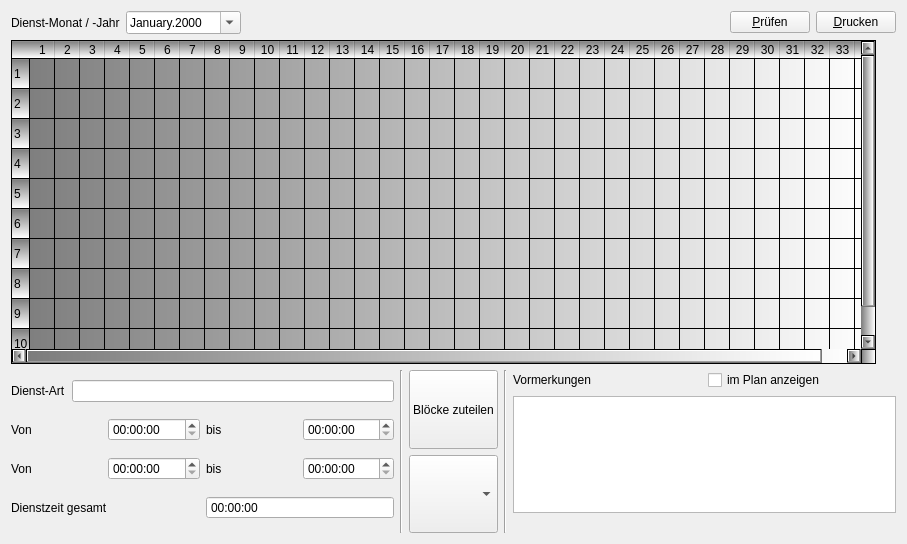
Old version of the form crosterwindow.ui in the repository joergpauly/megaroster.
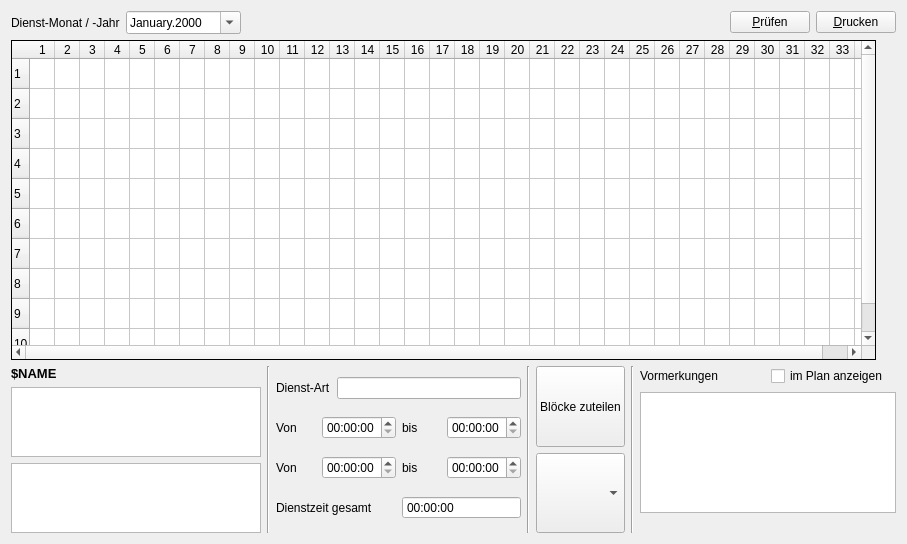
New version of the form.

What changed in the file:
```diff
--- a/crosterwindow.ui
+++ b/crosterwindow.ui
@@ -73,7 +73,7 @@
      <item>
       <widget class="QTableWidget" name="tbwRoster">
        <property name="styleSheet">
-        <string notr="true">background-color: qlineargradient(spread:pad, x1:0, y1:0, x2:1, y2:0, stop:0 rgba(124, 124, 124, 255), stop:1 rgba(255, 255, 255, 255));</string>
+        <string notr="true"/>
        </property>
        <property name="frameShape">
         <enum>QFrame::Panel</enum>
@@ -159,6 +159,68 @@
    </item>
    <item>
     <layout class="QHBoxLayout" name="horizontalLayout_8">
+     <item>
+      <layout class="QVBoxLayout" name="verticalLayout_6">
+       <item>
+        <widget class="QLabel" name="lblName">
+         <property name="font">
+          <font>
+           <pointsize>10</pointsize>
+           <weight>75</weight>
+           <bold>true</bold>
+           <kerning>true</kerning>
+          </font>
+         </property>
+         <property name="text">
+          <string>&lt;html&gt;&lt;head/&gt;&lt;body&gt;&lt;p&gt;$NAME&lt;/p&gt;&lt;/body&gt;&lt;/html&gt;</string>
+         </property>
+        </widget>
+       </item>
+       <item>
+        <layout class="QHBoxLayout" name="horizontalLayout_9">
+         <item>
+          <widget class="QTableWidget" name="tableWidget">
+           <property name="sizePolicy">
+            <sizepolicy hsizetype="Maximum" vsizetype="Maximum">
+             <horstretch>0</horstretch>
+             <verstretch>0</verstretch>
+            </sizepolicy>
+           </property>
+           <property name="maximumSize">
+            <size>
+             <width>250</width>
+             <height>80</height>
+            </size>
+           </property>
+          </widget>
+         </item>
+        </layout>
+       </item>
+       <item>
+        <widget class="QTableWidget" name="tableWidget_2">
+         <property name="sizePolicy">
+          <sizepolicy hsizetype="Maximum" vsizetype="Maximum">
+           <horstretch>0</horstretch>
+           <verstretch>0</verstretch>
+          </sizepolicy>
+         </property>
+         <property name="maximumSize">
+          <size>
+           <width>250</width>
+           <height>80</height>
+          </size>
+         </property>
+        </widget>
+       </item>
+      </layout>
+     </item>
+     <item>
+      <widget class="Line" name="line_3">
+       <property name="orientation">
+        <enum>Qt::Vertical</enum>
+       </property>
+      </widget>
+     </item>
      <item>
       <layout class="QVBoxLayout" name="verticalLayout_3">
        <item>
```
